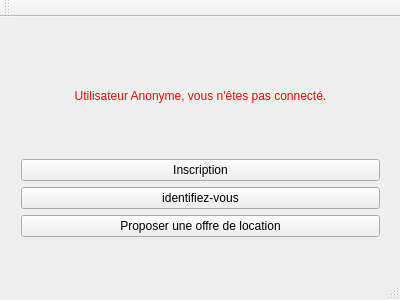
Before: the Qt Designer form mainwindow.ui in Darhal/Trottipret, drawn with Qt 5.
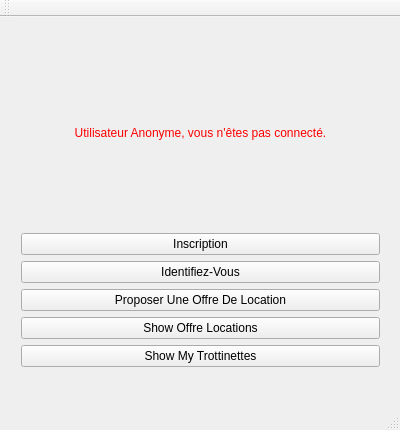
After: the same form once the commit is applied.

What changed in the file:
```diff
--- a/mainwindow.ui
+++ b/mainwindow.ui
@@ -7,7 +7,7 @@
     <x>0</x>
     <y>0</y>
     <width>400</width>
-    <height>300</height>
+    <height>430</height>
    </rect>
   </property>
   <property name="windowTitle">
@@ -20,7 +20,7 @@
       <x>10</x>
       <y>10</y>
       <width>381</width>
-      <height>221</height>
+      <height>351</height>
      </rect>
     </property>
     <layout class="QVBoxLayout" name="verticalLayout">
@@ -47,14 +47,28 @@
      <item>
       <widget class="QPushButton" name="ConnectionButton">
        <property name="text">
-        <string>identifiez-vous</string>
+        <string>Identifiez-Vous</string>
        </property>
       </widget>
      </item>
      <item>
       <widget class="QPushButton" name="OffreLocationButton">
        <property name="text">
-        <string>Proposer une offre de location</string>
+        <string>Proposer Une Offre De Location</string>
+       </property>
+      </widget>
+     </item>
+     <item>
+      <widget class="QPushButton" name="ListOffreLocButton">
+       <property name="text">
+        <string>Show Offre Locations</string>
+       </property>
+      </widget>
+     </item>
+     <item>
+      <widget class="QPushButton" name="ListeTrottiButton">
+       <property name="text">
+        <string>Show My Trottinettes</string>
        </property>
       </widget>
      </item>
```
